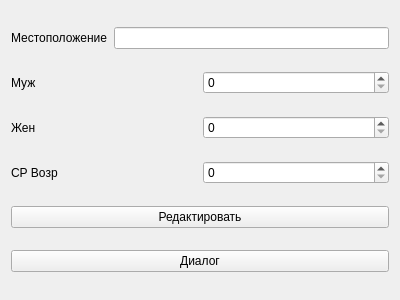
Above: AWS/audienceform.ui from 9t0z1k/TSP-AWS before the change. Below: the same form after it.
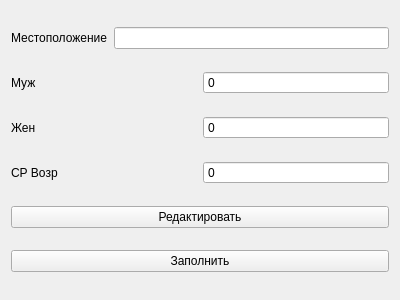
That is the form after the change.

Diff of the .ui file:
```diff
--- a/AWS/audienceform.ui
+++ b/AWS/audienceform.ui
@@ -44,7 +44,14 @@
       </widget>
      </item>
      <item>
-      <widget class="QSpinBox" name="spinBox"/>
+      <widget class="QSpinBox" name="spinBox">
+       <property name="readOnly">
+        <bool>true</bool>
+       </property>
+       <property name="buttonSymbols">
+        <enum>QAbstractSpinBox::NoButtons</enum>
+       </property>
+      </widget>
      </item>
     </layout>
    </item>
@@ -58,7 +65,14 @@
       </widget>
      </item>
      <item>
-      <widget class="QSpinBox" name="spinBox_2"/>
+      <widget class="QSpinBox" name="spinBox_2">
+       <property name="readOnly">
+        <bool>true</bool>
+       </property>
+       <property name="buttonSymbols">
+        <enum>QAbstractSpinBox::NoButtons</enum>
+       </property>
+      </widget>
      </item>
     </layout>
    </item>
@@ -72,7 +86,14 @@
       </widget>
      </item>
      <item>
-      <widget class="QSpinBox" name="spinBox_3"/>
+      <widget class="QSpinBox" name="spinBox_3">
+       <property name="readOnly">
+        <bool>true</bool>
+       </property>
+       <property name="buttonSymbols">
+        <enum>QAbstractSpinBox::NoButtons</enum>
+       </property>
+      </widget>
      </item>
     </layout>
    </item>
@@ -86,7 +107,7 @@
    <item>
     <widget class="QPushButton" name="pushButton">
      <property name="text">
-      <string>Диалог</string>
+      <string>Заполнить</string>
      </property>
     </widget>
    </item>
```
Left out of the diff: 6 changed lines with no effect on the pictures.
